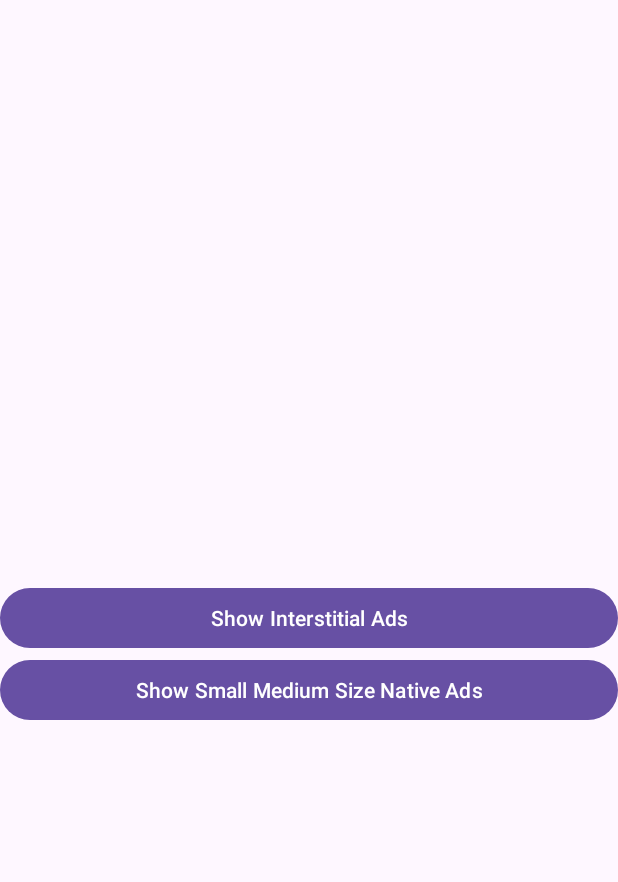
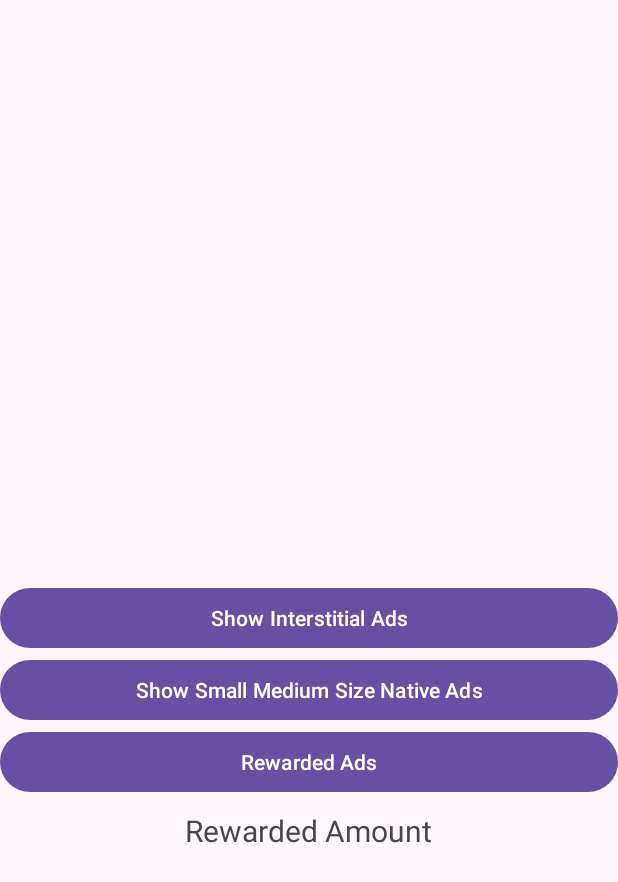
Before and after one commit to Coding-Meet/Google-Admob-Integration-App, an Android app: the layout activity_main.xml on its own in the app's theme, with its tools: preview values and no code run, on a phone screen of 412 x 824 dp. Shown: the top 882 px of the screen. Run offline under Robolectric (Android 15) with nearby library versions, the phone set to English and light mode, and no system bars.

Commit message:
implement rewarded ads

```diff
--- a/app/src/main/AndroidManifest.xml
+++ b/app/src/main/AndroidManifest.xml
@@ -31,7 +31,8 @@
 
                 <category android:name="android.intent.category.LAUNCHER" />
             </intent-filter>
-        </activity> <!-- Here value change your google admob value -->
+        </activity>
+        <!-- Here value change your google admob value -->
         <meta-data
             android:name="com.google.android.gms.ads.APPLICATION_ID"
             android:value="ca-app-pub-3940256099942544~3347511713" />
--- a/app/src/main/res/layout/activity_main.xml
+++ b/app/src/main/res/layout/activity_main.xml
@@ -22,6 +22,22 @@
         android:layout_below="@id/showInterstitialAdsBtn"
         android:text="Show Small Medium Size Native Ads"/>
 
+    <Button
+        android:id="@+id/rewardedAdsBtn"
+        android:layout_width="match_parent"
+        android:layout_height="wrap_content"
+        android:layout_below="@id/showSmallMediumNativeAdsBtn"
+        android:text="Rewarded Ads"/>
+
+    <TextView
+        android:id="@+id/totalRATxt"
+        android:layout_marginTop="8dp"
+        android:layout_below="@id/rewardedAdsBtn"
+        android:layout_centerHorizontal="true"
+        android:layout_width="wrap_content"
+        android:layout_height="wrap_content"
+        android:textSize="20sp"
+        android:text="Rewarded Amount"/>
 
     <FrameLayout
         android:id="@+id/adsFrameLayout"
--- a/app/src/main/res/values/strings.xml
+++ b/app/src/main/res/values/strings.xml
@@ -5,4 +5,6 @@
     <string name="interstitial_ads1">ca-app-pub-3940256099942544/1033173712</string>
 
     <string name="small_medium_native_ads">ca-app-pub-3940256099942544/2247696110</string>
+
+    <string name="rewarded_ads1">ca-app-pub-3940256099942544/5224354917</string>
 </resources>
```
Also changed, not shown: app/src/main/java/com/coding/googleadmobintegrationapp/MainActivity.kt (+23 -0 lines), app/src/main/java/com/coding/googleadmobintegrationapp/MyRewardedAds.kt (added, +56 -0 lines), app/src/main/java/com/coding/googleadmobintegrationapp/SharedPreferenceManger.kt (added, +25 -0 lines).
